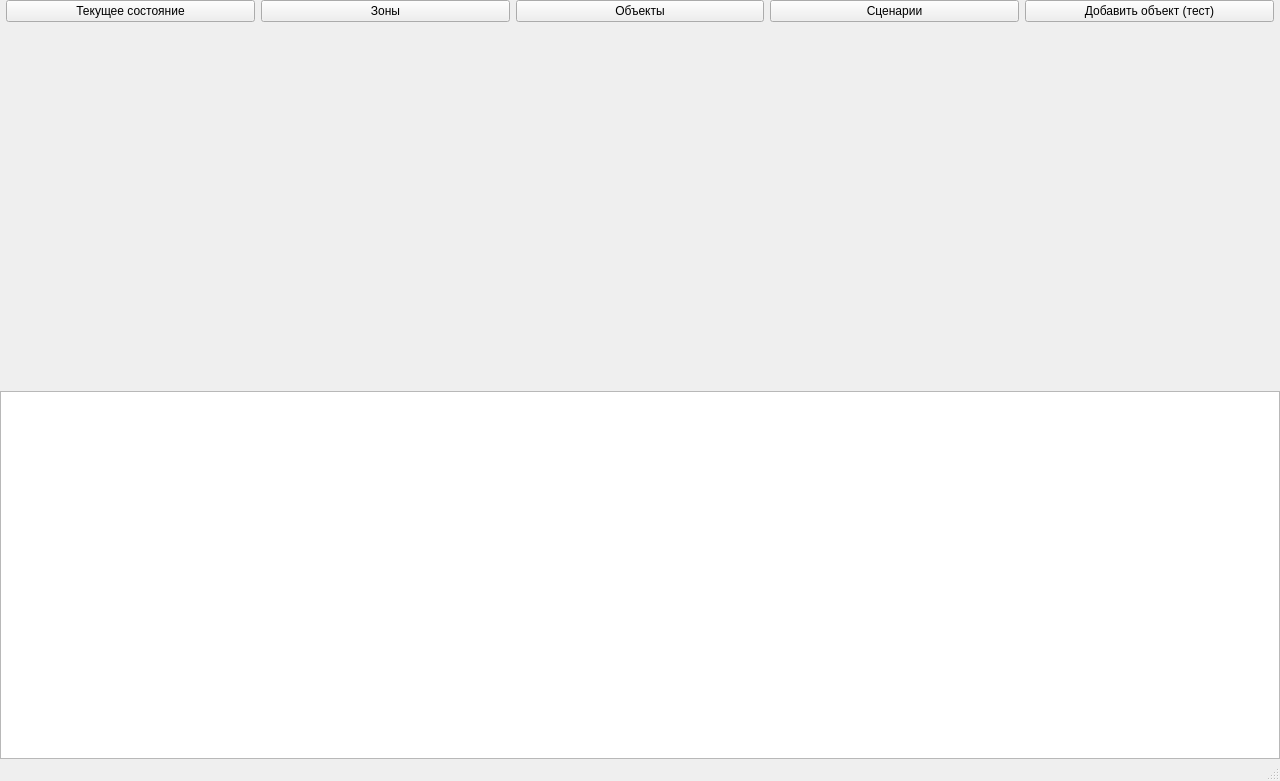
The window that src/mainwindow.ui (IlchenkoVasily/seye) describes before a commit, drawn with Qt 5.
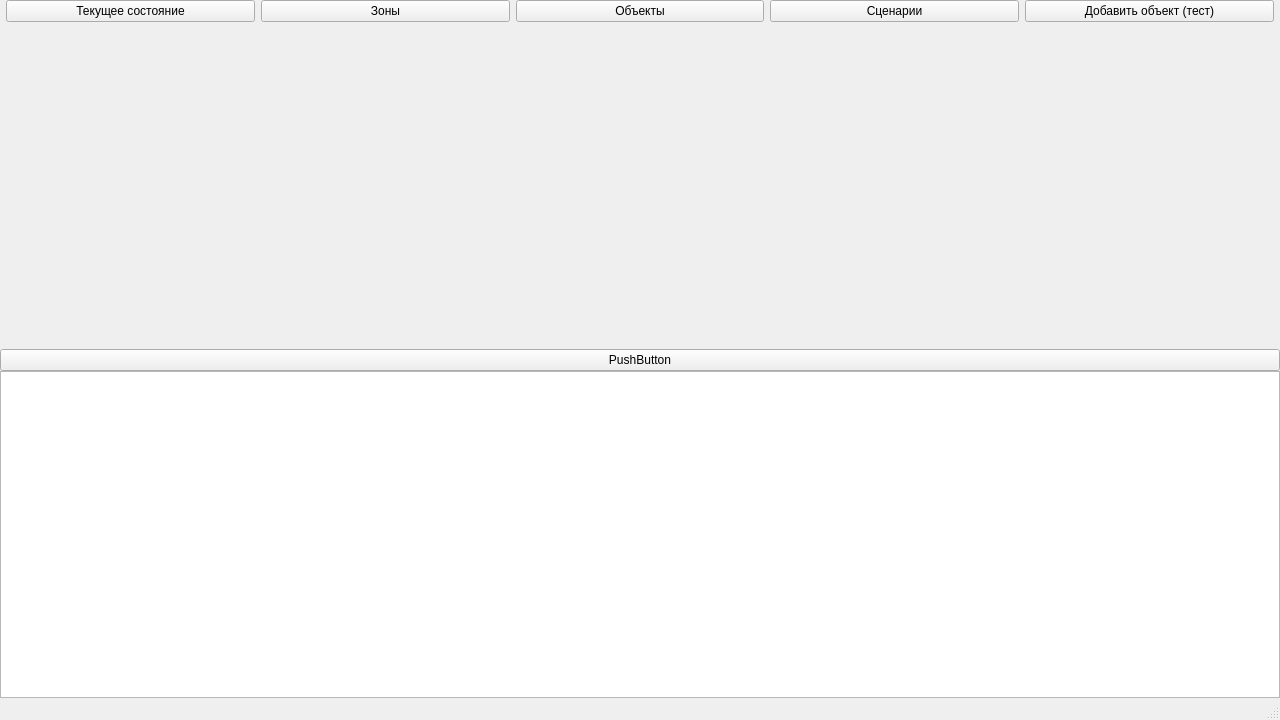
The same window after the commit.

Commit message: Добавил уведомления. Возьмите notice h и cpp. В *.h всё описано

Patch:
```diff
--- a/src/mainwindow.ui
+++ b/src/mainwindow.ui
@@ -7,7 +7,7 @@
     <x>0</x>
     <y>0</y>
     <width>1280</width>
-    <height>781</height>
+    <height>720</height>
    </rect>
   </property>
   <property name="windowTitle">
@@ -127,7 +127,7 @@
          </property>
          <property name="minimumSize">
           <size>
-           <width>250</width>
+           <width>300</width>
            <height>0</height>
           </size>
          </property>
@@ -149,7 +149,14 @@
      </widget>
     </item>
     <item>
-     <widget class="QListWidget" name="WarnList"/>
+     <widget class="QPushButton" name="pushButton_6">
+      <property name="text">
+       <string>PushButton</string>
+      </property>
+     </widget>
+    </item>
+    <item>
+     <widget class="QListWidget" name="noticeList"/>
     </item>
    </layout>
   </widget>
```
The commit also changes 22 other files.
